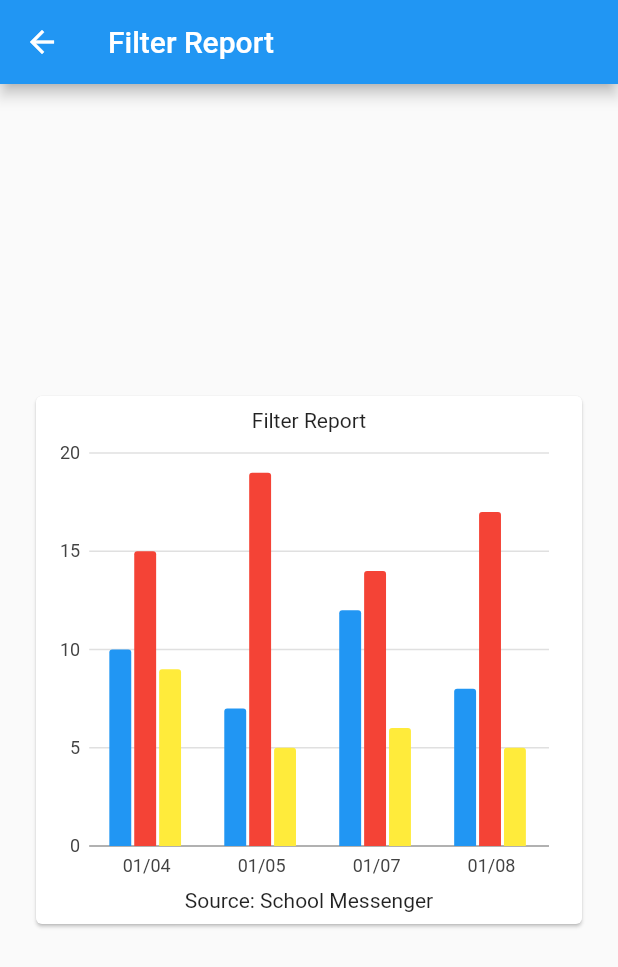
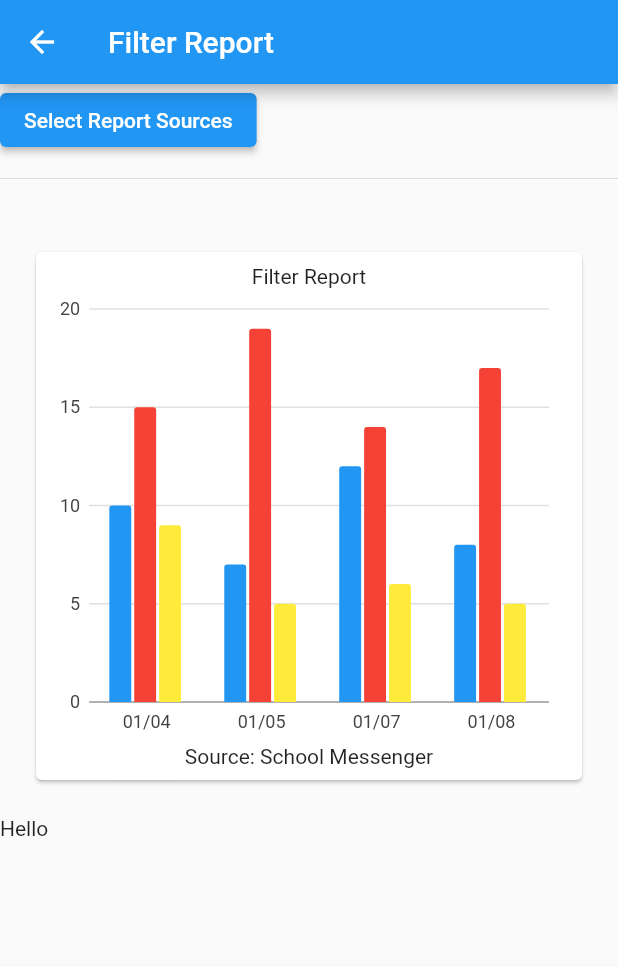
Before and after one commit to KevnLu/SafemailFlutter, a Flutter app: the FilterReport screen opened directly, on a phone screen of 412 x 824 dp. Shown: the top 967 px of the screen. Run offline on Flutter 3.47's test engine with Material 2 defaults, Android fonts, the phone set to English and light mode, and no system bars; our stand-ins replace charts_flutter; missing offline and left inert: navigating_drawer; statements that could not run were skipped.

Commit message:
Add source select

```diff
--- /dev/null
+++ b/safemail_portal/lib/pages/filterreport.dart
@@ -0,0 +1,72 @@
+import 'package:flutter/material.dart';
+import 'package:safemail_portal/pages/reportcardchart.dart';
+import '../utils/multiSelect.dart';
+import 'filterreportchart.dart';
+
+class FilterReport extends StatefulWidget {
+  const FilterReport({Key? key}) : super(key: key);
+
+  @override
+  _FilterReportState createState() => _FilterReportState();
+}
+
+class _FilterReportState extends State<FilterReport> {
+  List<String> _selectedItems = [];
+
+  void _showMultiSelect() async {
+    // a list of selectable items
+    // these items can be hard-coded or dynamically fetched from a database/API
+    final List<String> _items = ['Email', 'Drive', 'Calendar'];
+
+    final List<String>? results = await showDialog(
+      context: context,
+      builder: (BuildContext context) {
+        return MultiSelect(items: _items);
+      },
+    );
+
+    // Update UI
+    if (results != null) {
+      setState(() {
+        _selectedItems = results;
+      });
+    }
+  }
+
+  @override
+  Widget build(BuildContext context) {
+    return Scaffold(
+      appBar: AppBar(
+        title: const Text('Filter Report'),
+      ),
+      body: Container(
+        //padding: const EdgeInsets.all(20),
+        height: 600,
+        child: Column(
+          crossAxisAlignment: CrossAxisAlignment.start,
+          children: [
+            // use this button to open the multi-select dialog
+            ElevatedButton(
+              child: const Text('Select Report Sources'),
+              onPressed: _showMultiSelect,
+            ),
+            const Divider(
+              height: 30,
+            ),
+            // display selected items
+            Wrap(
+              children: _selectedItems
+                  .map((e) => Chip(
+                        label: Text(e),
+                      ))
+                  .toList(),
+            ),
+            SizedBox(height: 10),
+            FilterReportChart(),
+            Text("Hello")
+          ],
+        ),
+      ),
+    );
+  }
+}
--- a/safemail_portal/lib/FilterReport.dart
+++ b/safemail_portal/lib/pages/filterreportchart.dart
@@ -3,6 +3,8 @@ import 'dart:convert';
 import 'package:flutter/material.dart';
 import 'package:http/http.dart' as http;
 import 'package:charts_flutter/flutter.dart' as charts;
+
+
 
 Future<FilterReportData> fetchReport() async {
   final response = await http.get(Uri.parse(
@@ -58,13 +60,13 @@ class FilterReportData {
   }
 }
 
-class FilterReport extends StatefulWidget {
-  const FilterReport({Key? key}) : super(key: key);
+class FilterReportChart extends StatefulWidget {
+  const FilterReportChart({Key? key}) : super(key: key);
   @override
-  _FilterReportState createState() => _FilterReportState();
+  _FilterReportChartState createState() => _FilterReportChartState();
 }
 
-class _FilterReportState extends State<FilterReport> {
+class _FilterReportChartState extends State<FilterReportChart> {
   @override
   Widget build(BuildContext context) {
     final List<FilterReportData> lstData = [
@@ -92,10 +94,7 @@ class _FilterReportState extends State<FilterReport> {
           measureFn: (FilterReportData data, _) => data.Flags),
     ];
 
-    return Scaffold(
-      appBar: AppBar(title: Text("Filter Report")),
-      body: Center(
-          child: Container(
+    return Container(
           height: 400,
           padding: EdgeInsets.all(20),
           child: Card(
@@ -117,62 +116,6 @@ class _FilterReportState extends State<FilterReport> {
               ),
             ),
           ),
-      )),
     );
   }
 }
-
-// class FilterReport extends StatefulWidget {
-//   const FilterReport({Key? key}) : super(key: key);
-
-//   @override
-//   FilterReportState createState() => FilterReportState();
-// }
-
-//class FilterReport extends StatelessWidget {
-
-// class FilterReport extends StatelessWidget {
-//   final List<charts.Series> seriesList;
-//   final bool? animate;
-
-//   const FilterReport(this.seriesList, {this.animate});
-
-//   /// Creates a [LineChart] with sample data and no transition.
-//   factory FilterReport.withSampleData() {
-//     return FilterReport(
-//       _createSampleData(),
-//       // Disable animations for image tests.
-//       animate: false,
-//     );
-//   }
-
-//   @override
-//   Widget build(BuildContext context) {
-//     return charts.LineChart(seriesList,
-//         defaultRenderer:
-//             new charts.LineRendererConfig(includeArea: true, stacked: true),
-//         animate: animate);
-//   }
-
-//   /// Create one series with sample hard coded data.
-//   static List<charts.Series<FilterReportData, DateTime>> _createSampleData() {
-
-//     //var myReportdata = fetchReport().then((value) => null);
-//     //List<FilterReportData> lstReportData = await myReportdata;
-//     var myReportdata = fetchReport1();
-
-//     return [
-//       charts.Series<FilterReportData, DateTime>(
-//         id: 'Mobile',
-//         // colorFn specifies that the line will be green.
-//         colorFn: (_, __) => charts.MaterialPalette.green.shadeDefault,
-//         // areaColorFn specifies that the area skirt will be light green.
-//         areaColorFn: (_, __) =>
-//             charts.MaterialPalette.green.shadeDefault.lighter,
-//         domainFn: (FilterReportData reportData, _) => reportData.Date,
-//         measureFn: (FilterReportData reportData, _) => reportData.Flags,
-//         data: myReportdata,
-//       ),
-//     ];
-//   }
-// }
```
Also changed, not shown: safemail_portal/lib/routing.dart (+5 -2 lines), safemail_portal/lib/utils/multiSelect.dart (added, +64 -0 lines), safemail_portal/pubspec.lock. Lines whose indentation alone changed are shown as unchanged.
